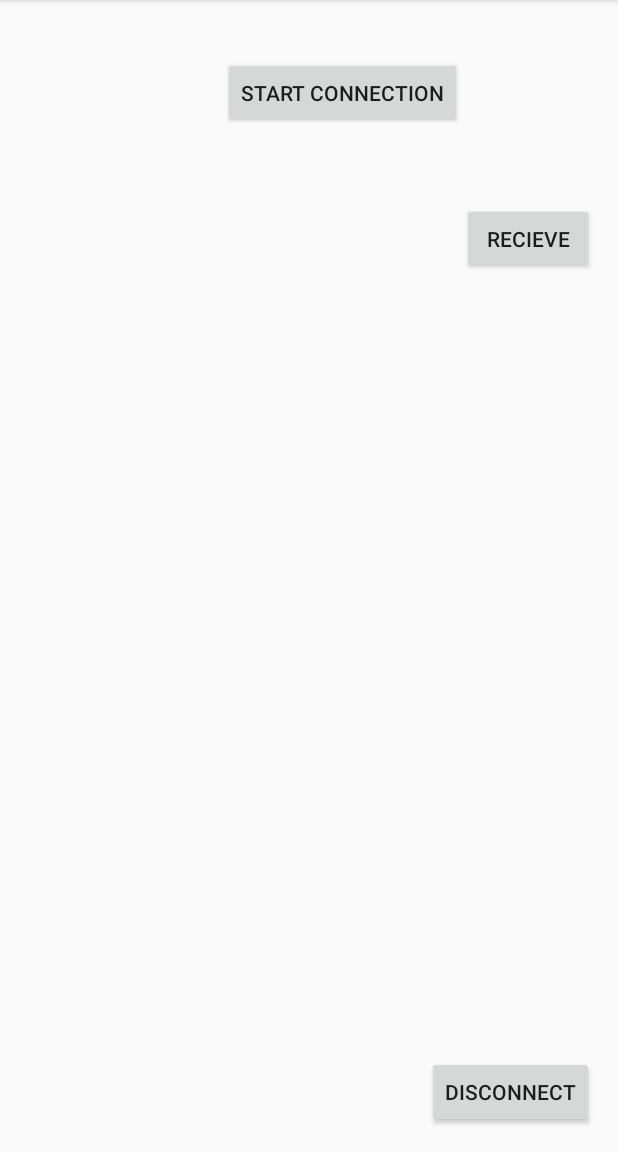
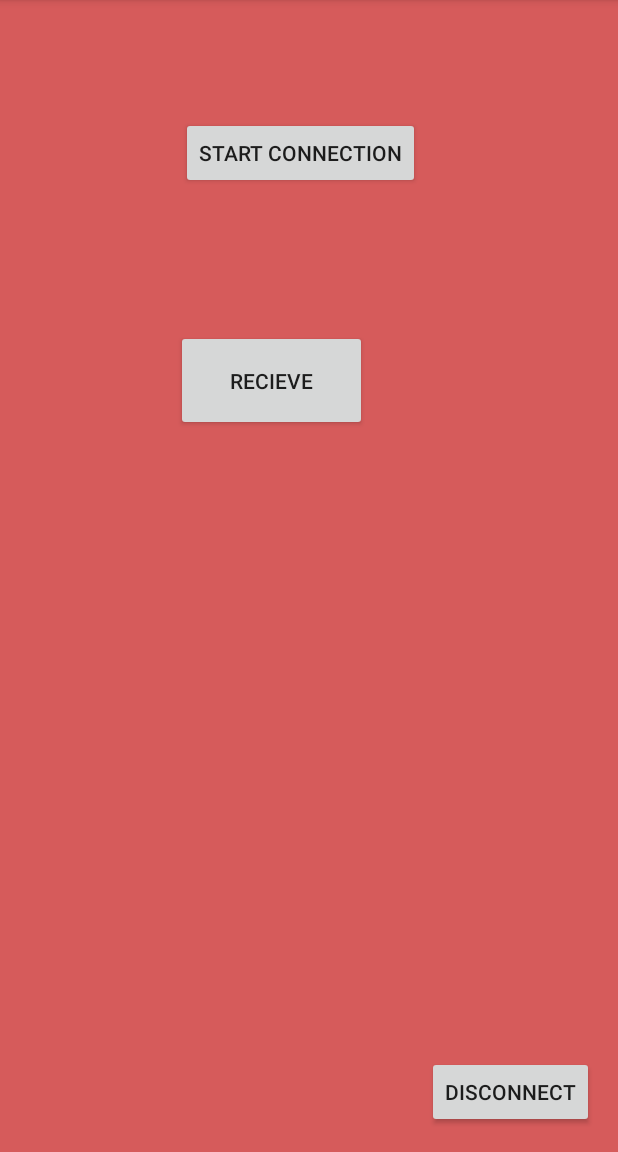
Before and after one commit to Hard-Coder05/SIH2020-SehYatri, an Android app: the screen it shows after launch (Connection), after a tap on "RECIEVE", on a phone screen of 412 x 824 dp, the part 84-1236 px from its top. Run offline under Robolectric (Android 15) with nearby library versions, the phone set to English and light mode, and no system bars.

Commit message:
Final for IOT Android Intergration

```diff
--- a/Android_IOT_app_fragment/app/src/main/java/com/example/arduinofinal/DeviceListAdapter.java
+++ b/Android_IOT_app_fragment/app/src/main/java/com/example/arduinofinal/DeviceListAdapter.java
@@ -9,9 +9,7 @@ import android.widget.TextView;
 
 import java.util.ArrayList;
 
-
 public class DeviceListAdapter extends ArrayAdapter<BluetoothDevice> {
-
     private LayoutInflater mLayoutInflater;
     private ArrayList<BluetoothDevice> mDevices;
     private int  mViewResourceId;
@@ -27,11 +25,9 @@ public class DeviceListAdapter extends ArrayAdapter<BluetoothDevice> {
         convertView = mLayoutInflater.inflate(mViewResourceId, null);
 
         BluetoothDevice device = mDevices.get(position);
-
         if (device != null) {
             TextView deviceName = (TextView) convertView.findViewById(R.id.tvDeviceName);
             TextView deviceAdress = (TextView) convertView.findViewById(R.id.tvDeviceAddress);
-
             if (deviceName != null) {
                 deviceName.setText(device.getName());
             }
@@ -39,7 +35,6 @@ public class DeviceListAdapter extends ArrayAdapter<BluetoothDevice> {
                 deviceAdress.setText(device.getAddress());
             }
         }
-
         return convertView;
     }
 
--- a/Android_IOT_app_fragment/app/src/main/java/com/example/arduinofinal/MainActivity.java
+++ b/Android_IOT_app_fragment/app/src/main/java/com/example/arduinofinal/MainActivity.java
@@ -109,16 +109,12 @@ public class MainActivity extends AppCompatActivity implements AdapterView.OnIte
     };
 
 
-
-
-
     @Override
     protected void onCreate(Bundle savedInstanceState) {
         super.onCreate(savedInstanceState);
         setContentView(R.layout.activity_main);
         EnableDisable=(Button)findViewById(R.id.button);
         Recieve=(Button)findViewById(R.id.button4);
-//        Send=(Button)findViewById(R.id.button11);
         EnableDiscoverable=(Button)findViewById(R.id.button2);
         Discover=(Button)findViewById(R.id.button3);
         lvNewDevices = (ListView) findViewById(R.id.lvNewDevices);
@@ -153,7 +149,6 @@ public class MainActivity extends AppCompatActivity implements AdapterView.OnIte
         EnableDiscoverable.setOnClickListener(new View.OnClickListener() {
             @Override
             public void onClick(View view) {
-
                 Intent discoverableIntent = new Intent(BluetoothAdapter.ACTION_REQUEST_DISCOVERABLE);
                 discoverableIntent.putExtra(BluetoothAdapter.EXTRA_DISCOVERABLE_DURATION, 300);
             }
@@ -161,17 +156,13 @@ public class MainActivity extends AppCompatActivity implements AdapterView.OnIte
         Discover.setOnClickListener(new View.OnClickListener() {
             @Override
             public void onClick(View view) {
-
                 if(mBluetoothAdapter.isDiscovering()){
                     mBluetoothAdapter.cancelDiscovery();
                     Log.d(TAG, "btnDiscover: Canceling discovery.");
                     ActivityCompat.requestPermissions(MainActivity.this,new String[]{Manifest.permission.ACCESS_FINE_LOCATION},1);
                     ActivityCompat.requestPermissions(MainActivity.this,new String[]{Manifest.permission.ACCESS_COARSE_LOCATION},1);
-
                     //check BT permissions in manifest
-
                     mBluetoothAdapter.startDiscovery();
-
                 }
                 if(!mBluetoothAdapter.isDiscovering()){
                     ActivityCompat.requestPermissions(MainActivity.this,new String[]{Manifest.permission.ACCESS_FINE_LOCATION},1);
@@ -193,16 +184,6 @@ public class MainActivity extends AppCompatActivity implements AdapterView.OnIte
                 startActivity(connection);
             }
         });
-        /*Send.setOnClickListener(new View.OnClickListener() {
-            @Override
-            public void onClick(View view) {
-                Intent connection=new Intent(MainActivity.this,Sending.class);
-                connection.putExtra(EXTRA_ADDRESS, deviceAddress);
-                startActivity(connection);
-
-            }
-        });*/
-
     }
 
     @Override
@@ -223,8 +204,5 @@ public class MainActivity extends AppCompatActivity implements AdapterView.OnIte
         Intent connection=new Intent(MainActivity.this,Connection.class);
         connection.putExtra(EXTRA_ADDRESS, deviceAddress);
 
-
-
-
     }
 }
--- a/Android_IOT_app_fragment/app/src/main/res/layout/activity_connection.xml
+++ b/Android_IOT_app_fragment/app/src/main/res/layout/activity_connection.xml
@@ -4,54 +4,67 @@ xmlns:tools="http://schemas.android.com/tools"
     android:id="@+id/activity_connection"
     android:layout_width="match_parent"
     android:layout_height="match_parent"
-    android:paddingBottom="16dp"
+    android:background="#D65B5B"
     android:paddingLeft="16dp"
+    android:paddingTop="16dp"
     android:paddingRight="16dp"
-    android:paddingTop="16dp">
+    android:paddingBottom="16dp">
 
     <Button
-    android:text="Disconnect"
+        android:id="@+id/button6"
         android:layout_width="wrap_content"
         android:layout_height="wrap_content"
+        android:layout_alignParentEnd="true"
+        android:layout_alignParentRight="true"
         android:layout_alignParentBottom="true"
-    android:layout_alignParentRight="true"
-    android:layout_alignParentEnd="true"
-    android:id="@+id/button6" />
+        android:text="Disconnect" />
 
     <Button
-    android:text="Start Connection"
+        android:id="@+id/button5"
         android:layout_width="wrap_content"
         android:layout_height="wrap_content"
-    android:id="@+id/button5"
         android:layout_alignParentTop="true"
+        android:layout_alignParentEnd="true"
+        android:layout_marginTop="62dp"
+        android:layout_marginEnd="116dp"
+        android:layout_marginRight="-167dp"
         android:layout_toLeftOf="@+id/button7"
-    android:layout_toStartOf="@+id/button7"
-    android:layout_marginTop="22dp" />
+        android:text="Start Connection" />
 
     <Button
-    android:text="Recieve"
-    android:layout_width="wrap_content"
-    android:layout_height="wrap_content"
         android:id="@+id/button7"
-    android:layout_below="@+id/button5"
+        android:layout_width="143dp"
+        android:layout_height="67dp"
+        android:layout_alignParentStart="true"
+        android:layout_alignParentTop="true"
+        android:layout_alignParentEnd="true"
         android:layout_alignParentRight="true"
-    android:layout_alignParentEnd="true"
-    android:layout_marginTop="49dp" />
+        android:layout_marginStart="101dp"
+        android:layout_marginTop="204dp"
+        android:layout_marginEnd="151dp"
+        android:layout_marginRight="151dp"
+        android:text="Recieve" />
 
     <ScrollView
+        android:layout_width="244dp"
+        android:layout_height="111dp"
+        android:layout_alignParentStart="true"
+        android:layout_alignParentLeft="true"
+        android:layout_alignParentEnd="true"
+        android:layout_centerVertical="true"
+        android:layout_marginStart="60dp"
+        android:layout_marginLeft="60dp"
+        android:layout_marginEnd="91dp">
+
+        <TextView
+
+            android:id="@+id/textView"
             android:layout_width="match_parent"
             android:layout_height="wrap_content"
-    android:layout_centerVertical="true"
+            android:layout_below="@+id/button7"
+            android:layout_alignParentStart="true"
             android:layout_alignParentLeft="true"
-    android:layout_alignParentStart="true">
-    <TextView
-
-        android:layout_width="match_parent"
-        android:layout_height="wrap_content"
-        android:id="@+id/textView"
-        android:layout_below="@+id/button7"
-        android:layout_alignParentLeft="true"
-        android:layout_alignParentStart="true"
-        android:layout_marginTop="34dp" />
+            android:layout_marginTop="34dp"
+            android:textSize="36sp" />
     </ScrollView>
 </RelativeLayout>
```
Also changed, not shown: Android_IOT_app_fragment/app/src/main/java/com/example/arduinofinal/Connection.java (+7 -21 lines), Android_IOT_app_fragment/app/src/main/res/layout/activity_main.xml (+22 -21 lines), 1 other file. Lines whose indentation alone changed are shown as unchanged.
